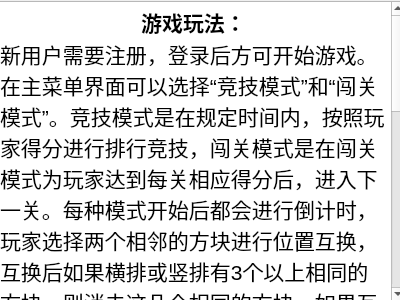
Before: the Qt Designer form CHelpDlg.ui in geniusaaaaaa1/Baoshi, drawn with Qt 5.
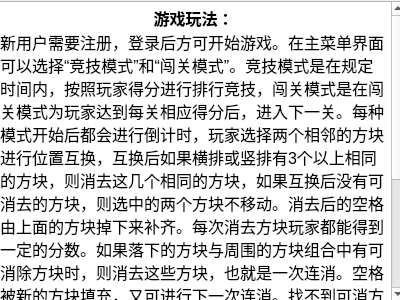
After: the same form once the commit is applied.

What changed in the file:
```diff
--- a/CHelpDlg.ui
+++ b/CHelpDlg.ui
@@ -27,12 +27,12 @@
 &lt;html&gt;&lt;head&gt;&lt;meta name=&quot;qrichtext&quot; content=&quot;1&quot; /&gt;&lt;style type=&quot;text/css&quot;&gt;
 p, li { white-space: pre-wrap; }
 &lt;/style&gt;&lt;/head&gt;&lt;body style=&quot; font-family:'SimSun'; font-size:9pt; font-weight:400; font-style:normal;&quot;&gt;
-&lt;p align=&quot;center&quot; style=&quot; margin-top:0px; margin-bottom:0px; margin-left:0px; margin-right:0px; -qt-block-indent:0; text-indent:0px;&quot;&gt;&lt;span style=&quot; font-size:16pt; font-weight:600;&quot;&gt;游戏玩法：&lt;/span&gt;&lt;/p&gt;
-&lt;p style=&quot; margin-top:0px; margin-bottom:0px; margin-left:0px; margin-right:0px; -qt-block-indent:0; text-indent:0px;&quot;&gt;&lt;span style=&quot; font-size:16pt;&quot;&gt;新用户需要注册，登录后方可开始游戏。在主菜单界面可以选择“竞技模式”和“闯关模式”。竞技模式是在规定时间内，按照玩家得分进行排行竞技，闯关模式是在闯关模式为玩家达到每关相应得分后，进入下一关。每种模式开始后都会进行倒计时，玩家选择两个相邻的方块进行位置互换，互换后如果横排或竖排有3个以上相同的方块，则消去这几个相同的方块，如果互换后没有可消去的方块，则选中的两个方块不移动。消去后的空格由上面的方块掉下来补齐。每次消去方块玩家都能得到一定的分数。如果落下的方块与周围的方块组合中有可消除方块时，则消去这些方块，也就是一次连消。空格被新的方块填充，又可进行下一次连消。找不到可消方块时，可通过提示来显示可消除的方块。&lt;/span&gt;&lt;/p&gt;
-&lt;p align=&quot;center&quot; style=&quot; margin-top:0px; margin-bottom:0px; margin-left:0px; margin-right:0px; -qt-block-indent:0; text-indent:0px;&quot;&gt;&lt;span style=&quot; font-size:16pt; font-weight:600;&quot;&gt;积分规则：&lt;/span&gt;&lt;/p&gt;
-&lt;p style=&quot; margin-top:0px; margin-bottom:0px; margin-left:0px; margin-right:0px; -qt-block-indent:0; text-indent:0px;&quot;&gt;&lt;span style=&quot; font-size:16pt;&quot;&gt;每次消除得分=消除的宝石的数目x10+数目的平方&lt;/span&gt;&lt;/p&gt;
-&lt;p align=&quot;center&quot; style=&quot; margin-top:0px; margin-bottom:0px; margin-left:0px; margin-right:0px; -qt-block-indent:0; text-indent:0px;&quot;&gt;&lt;span style=&quot; font-size:16pt; font-weight:600;&quot;&gt;排行榜：&lt;/span&gt;&lt;/p&gt;
-&lt;p style=&quot; margin-top:0px; margin-bottom:0px; margin-left:0px; margin-right:0px; -qt-block-indent:0; text-indent:0px;&quot;&gt;&lt;span style=&quot; font-size:16pt;&quot;&gt;选择竞技模式后，在规定时间内通过消除获得的分数将会进入到排行榜中与其他用户得分比较，排名靠前的将显示在排行榜上，每名用户只计入其最高得分。闯关模式不计入排行榜内。&lt;/span&gt;&lt;/p&gt;&lt;/body&gt;&lt;/html&gt;</string>
+&lt;p align=&quot;center&quot; style=&quot; margin-top:0px; margin-bottom:0px; margin-left:0px; margin-right:0px; -qt-block-indent:0; text-indent:0px;&quot;&gt;&lt;span style=&quot; font-size:12pt; font-weight:600;&quot;&gt;游戏玩法：&lt;/span&gt;&lt;/p&gt;
+&lt;p style=&quot; margin-top:0px; margin-bottom:0px; margin-left:0px; margin-right:0px; -qt-block-indent:0; text-indent:0px;&quot;&gt;&lt;span style=&quot; font-size:12pt;&quot;&gt;新用户需要注册，登录后方可开始游戏。在主菜单界面可以选择“竞技模式”和“闯关模式”。竞技模式是在规定时间内，按照玩家得分进行排行竞技，闯关模式是在闯关模式为玩家达到每关相应得分后，进入下一关。每种模式开始后都会进行倒计时，玩家选择两个相邻的方块进行位置互换，互换后如果横排或竖排有3个以上相同的方块，则消去这几个相同的方块，如果互换后没有可消去的方块，则选中的两个方块不移动。消去后的空格由上面的方块掉下来补齐。每次消去方块玩家都能得到一定的分数。如果落下的方块与周围的方块组合中有可消除方块时，则消去这些方块，也就是一次连消。空格被新的方块填充，又可进行下一次连消。找不到可消方块时，可通过提示来显示可消除的方块。&lt;/span&gt;&lt;/p&gt;
+&lt;p align=&quot;center&quot; style=&quot; margin-top:0px; margin-bottom:0px; margin-left:0px; margin-right:0px; -qt-block-indent:0; text-indent:0px;&quot;&gt;&lt;span style=&quot; font-size:12pt; font-weight:600;&quot;&gt;积分规则：&lt;/span&gt;&lt;/p&gt;
+&lt;p style=&quot; margin-top:0px; margin-bottom:0px; margin-left:0px; margin-right:0px; -qt-block-indent:0; text-indent:0px;&quot;&gt;&lt;span style=&quot; font-size:12pt;&quot;&gt;每次消除得分=消除的宝石的数目x10+数目的平方&lt;/span&gt;&lt;/p&gt;
+&lt;p align=&quot;center&quot; style=&quot; margin-top:0px; margin-bottom:0px; margin-left:0px; margin-right:0px; -qt-block-indent:0; text-indent:0px;&quot;&gt;&lt;span style=&quot; font-size:12pt; font-weight:600;&quot;&gt;排行榜：&lt;/span&gt;&lt;/p&gt;
+&lt;p style=&quot; margin-top:0px; margin-bottom:0px; margin-left:0px; margin-right:0px; -qt-block-indent:0; text-indent:0px;&quot;&gt;&lt;span style=&quot; font-size:12pt;&quot;&gt;选择竞技模式后，在规定时间内通过消除获得的分数将会进入到排行榜中与其他用户得分比较，排名靠前的将显示在排行榜上，每名用户只计入其最高得分。闯关模式不计入排行榜内。&lt;/span&gt;&lt;/p&gt;&lt;/body&gt;&lt;/html&gt;</string>
    </property>
   </widget>
  </widget>
```
